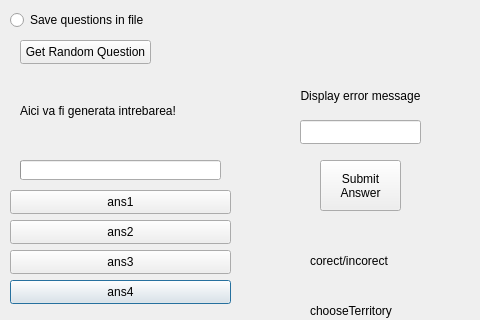
This is Triviador/Triviador/GameElementsGenerator.ui in AndreiAndreea/TriviadorMCpp as Qt 5 draws it before an edit; both pictures show x 0 to 480 and y 0 to 320 of the 766 by 452 pixel window. The edited form follows.
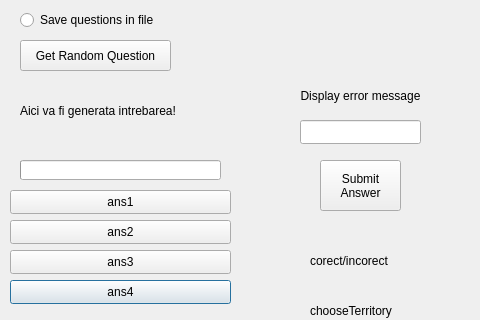
This is the edited form.

Commit message: Implemented methods for each offered answer button when its pressed.Implemented methods for each offered answer button when its pressed to submit the answer. Transformed repeating code to a function. The offered buttons become disabled after one is chosen.

The edit to the form file:
```diff
--- a/Triviador/Triviador/GameElementsGenerator.ui
+++ b/Triviador/Triviador/GameElementsGenerator.ui
@@ -149,9 +149,9 @@
   <widget class="QRadioButton" name="saveQuestionsInFileButton">
    <property name="geometry">
     <rect>
-     <x>10</x>
+     <x>20</x>
      <y>10</y>
-     <width>201</width>
+     <width>151</width>
      <height>20</height>
     </rect>
    </property>
@@ -245,8 +245,8 @@
     <rect>
      <x>20</x>
      <y>40</y>
-     <width>131</width>
-     <height>24</height>
+     <width>151</width>
+     <height>31</height>
     </rect>
    </property>
    <property name="text">
```
The commit also changes 2 other files.
